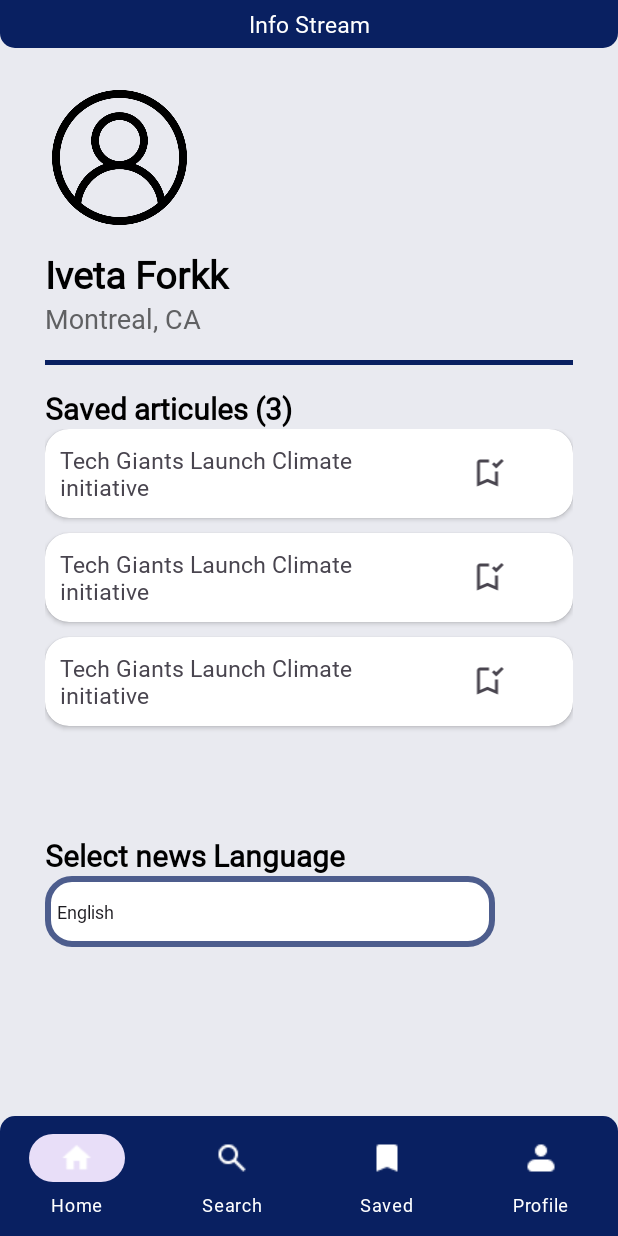
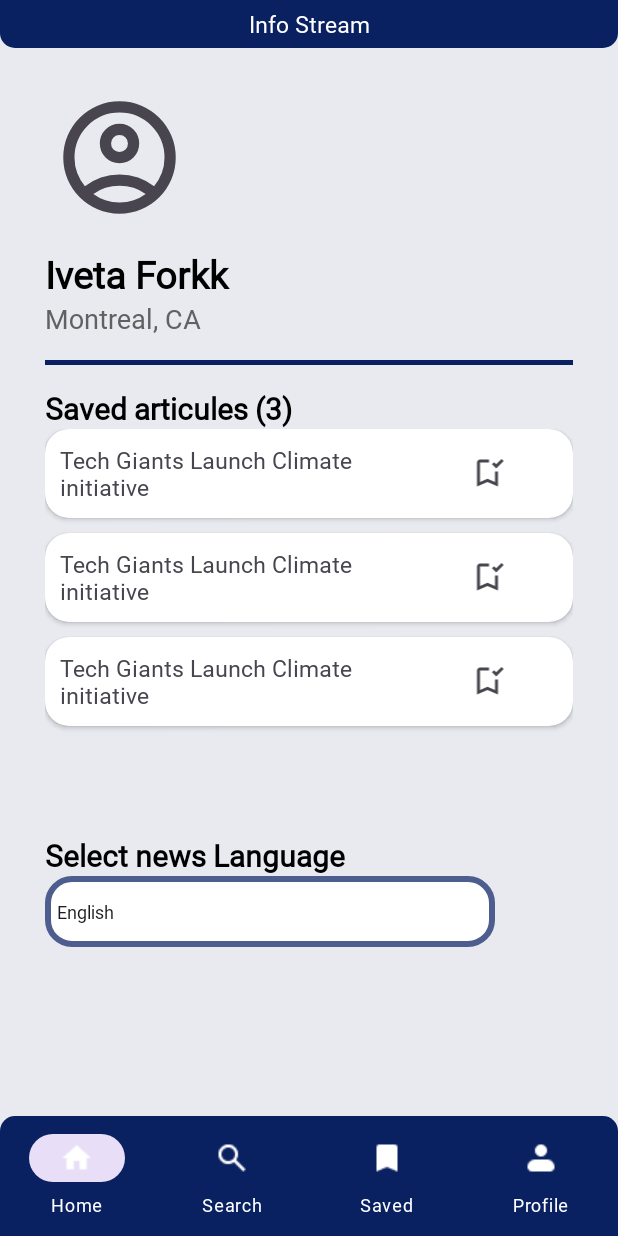
Before and after one commit to Android-Final-Project/android_news_app, an Android app: the ProfileActivity screen opened directly, with no data from a screen before it, on a phone screen of 412 x 824 dp. Run offline under Robolectric (Android 15) with nearby library versions, the phone set to English and light mode, and no system bars.

Commit message:
profile picture

```diff
--- /dev/null
+++ b/MyApplication/app/src/main/res/drawable/account_circle.xml
@@ -0,0 +1,10 @@
+<vector xmlns:android="http://schemas.android.com/apk/res/android"
+    android:width="24dp"
+    android:height="24dp"
+    android:viewportWidth="960"
+    android:viewportHeight="960"
+    android:tint="?attr/colorControlNormal">
+  <path
+      android:fillColor="@android:color/white"
+      android:pathData="M234,684Q285,645 348,622.5Q411,600 480,600Q549,600 612,622.5Q675,645 726,684Q761,643 780.5,591Q800,539 800,480Q800,347 706.5,253.5Q613,160 480,160Q347,160 253.5,253.5Q160,347 160,480Q160,539 179.5,591Q199,643 234,684ZM480,520Q421,520 380.5,479.5Q340,439 340,380Q340,321 380.5,280.5Q421,240 480,240Q539,240 579.5,280.5Q620,321 620,380Q620,439 579.5,479.5Q539,520 480,520ZM480,880Q397,880 324,848.5Q251,817 197,763Q143,709 111.5,636Q80,563 80,480Q80,397 111.5,324Q143,251 197,197Q251,143 324,111.5Q397,80 480,80Q563,80 636,111.5Q709,143 763,197Q817,251 848.5,324Q880,397 880,480Q880,563 848.5,636Q817,709 763,763Q709,817 636,848.5Q563,880 480,880ZM480,800Q533,800 580,784.5Q627,769 666,740Q627,711 580,695.5Q533,680 480,680Q427,680 380,695.5Q333,711 294,740Q333,769 380,784.5Q427,800 480,800ZM480,440Q506,440 523,423Q540,406 540,380Q540,354 523,337Q506,320 480,320Q454,320 437,337Q420,354 420,380Q420,406 437,423Q454,440 480,440ZM480,380Q480,380 480,380Q480,380 480,380Q480,380 480,380Q480,380 480,380Q480,380 480,380Q480,380 480,380Q480,380 480,380Q480,380 480,380ZM480,740Q480,740 480,740Q480,740 480,740Q480,740 480,740Q480,740 480,740Q480,740 480,740Q480,740 480,740Q480,740 480,740Q480,740 480,740Z"/>
+</vector>
--- a/MyApplication/app/src/main/res/layout/activity_profile.xml
+++ b/MyApplication/app/src/main/res/layout/activity_profile.xml
@@ -28,7 +28,7 @@
             android:layout_height="90dp"
             android:layout_marginTop="30dp"
             android:id="@+id/profile_picture"
-            app:srcCompat="@drawable/user" />
+            app:srcCompat="@drawable/account_circle" />
 
         <TextView
             android:layout_width="match_parent"
```
